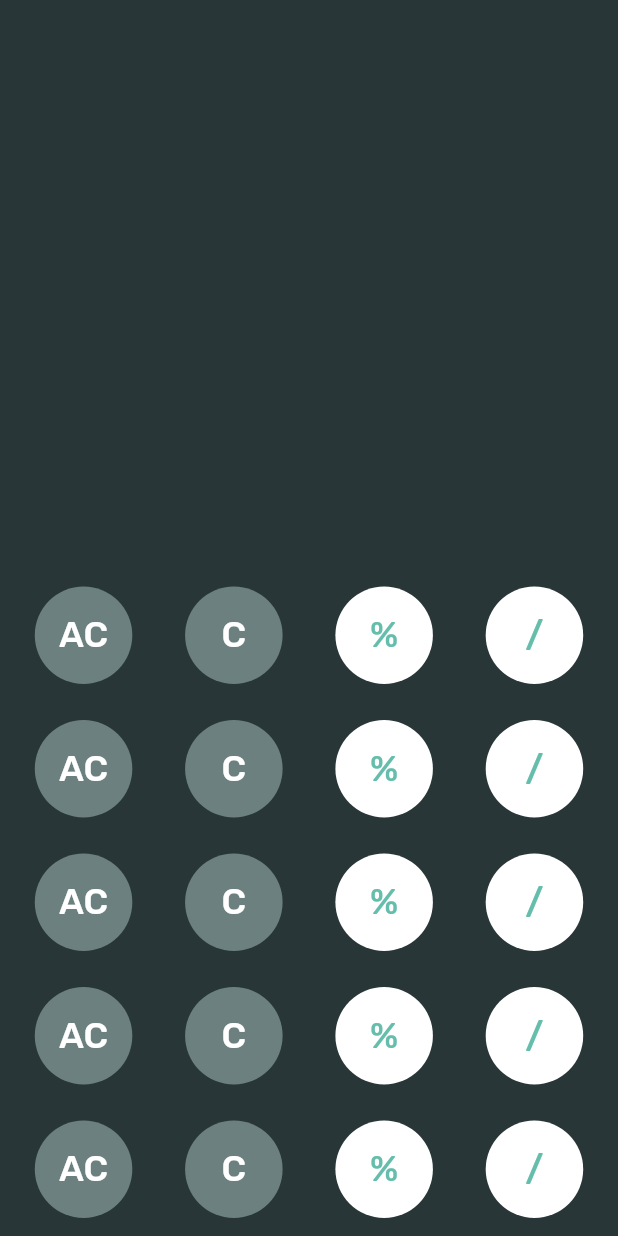
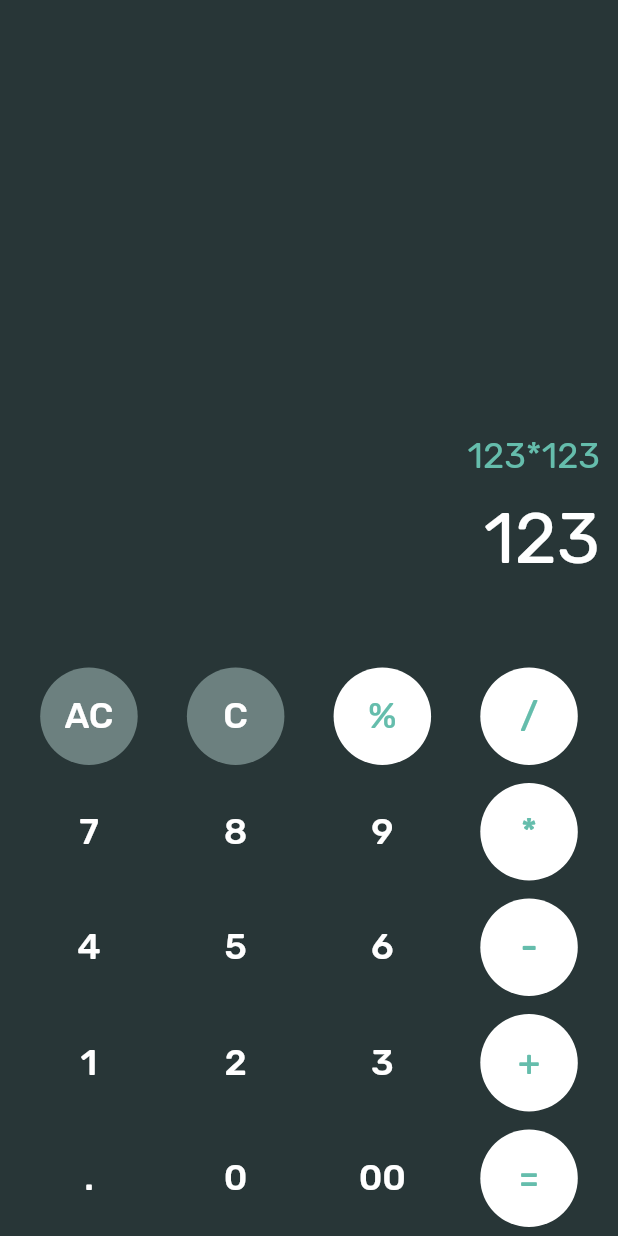
Before and after one commit to Mustafa-alsoffi/lite_calculator, a Flutter app: the screen it shows after launch, on a phone screen of 412 x 824 dp. Run offline on Flutter 3.47's test engine with Material 2 defaults, Android fonts, the light colour scheme and no system bars; our stand-ins replace google_fonts.

Commit message:
Building UI is done

```diff
--- a/lib/main.dart
+++ b/lib/main.dart
@@ -1,5 +1,6 @@
 import 'package:flutter/material.dart';
 import './widgets/CalcButton.dart';
+import 'package:google_fonts/google_fonts.dart';
 
 void main() {
   runApp(CalcApp());
@@ -10,6 +11,7 @@ class CalcApp extends StatelessWidget {
   final int btnUIColorGray = 0xFF6C807F;
   final int btnUIColorWhite = 0xFFFFFFFF;
   final int greenTextColor = 0xFF65BDAC;
+  final int grayTextColor = 0xFF545F61;
   @override
   Widget build(BuildContext context) {
     return MaterialApp(
@@ -19,6 +21,34 @@ class CalcApp extends StatelessWidget {
         body: Column(
           mainAxisAlignment: MainAxisAlignment.end,
           children: [
+            Container(
+              padding: EdgeInsets.only(right: 12),
+              child: Text(
+                '123*123',
+                style: GoogleFonts.rubik(
+                    textStyle: TextStyle(
+                      fontSize: 24,
+                    ),
+                    color: Color(greenTextColor)),
+              ),
+              alignment: Alignment(1, 1),
+            ),
+            Container(
+              padding: EdgeInsets.all(12),
+              child: Text(
+                '123',
+                style: GoogleFonts.rubik(
+                  textStyle: TextStyle(
+                    fontSize: 48,
+                  ),
+                  color: Colors.white,
+                ),
+              ),
+              alignment: Alignment(1, 1),
+            ),
+            SizedBox(
+              height: 40,
+            ),
             Row(
               mainAxisAlignment: MainAxisAlignment.spaceEvenly,
               children: [
@@ -46,22 +76,18 @@ class CalcApp extends StatelessWidget {
               mainAxisAlignment: MainAxisAlignment.spaceEvenly,
               children: [
                 CalcButton(
-                  text: 'AC',
-                  fillColor: 0xFF6C807F,
+                  text: '7',
                 ),
                 CalcButton(
-                  text: 'C',
-                  fillColor: 0xFF6C807F,
+                  text: '8',
                 ),
                 CalcButton(
-                  text: '%',
-                  fillColor: 0xFFFFFFFF,
-                  textColor: 0xFF65BDAC,
+                  text: '9',
                 ),
                 CalcButton(
-                  text: '/',
-                  fillColor: 0xFFFFFFFF,
-                  textColor: 0xFF65BDAC,
+                  text: '*',
+                  fillColor: btnUIColorWhite,
+                  textColor: greenTextColor,
                 ),
               ],
             ),
@@ -69,22 +95,18 @@ class CalcApp extends StatelessWidget {
               mainAxisAlignment: MainAxisAlignment.spaceEvenly,
               children: [
                 CalcButton(
-                  text: 'AC',
-                  fillColor: 0xFF6C807F,
+                  text: '4',
                 ),
                 CalcButton(
-                  text: 'C',
-                  fillColor: 0xFF6C807F,
+                  text: '5',
                 ),
                 CalcButton(
-                  text: '%',
-                  fillColor: 0xFFFFFFFF,
-                  textColor: 0xFF65BDAC,
+                  text: '6',
                 ),
                 CalcButton(
-                  text: '/',
-                  fillColor: 0xFFFFFFFF,
-                  textColor: 0xFF65BDAC,
+                  text: '-',
+                  fillColor: btnUIColorWhite,
+                  textColor: greenTextColor,
                 ),
               ],
             ),
@@ -92,22 +114,18 @@ class CalcApp extends StatelessWidget {
               mainAxisAlignment: MainAxisAlignment.spaceEvenly,
               children: [
                 CalcButton(
-                  text: 'AC',
-                  fillColor: 0xFF6C807F,
+                  text: '1',
                 ),
                 CalcButton(
-                  text: 'C',
-                  fillColor: 0xFF6C807F,
+                  text: '2',
                 ),
                 CalcButton(
-                  text: '%',
-                  fillColor: 0xFFFFFFFF,
-                  textColor: 0xFF65BDAC,
+                  text: '3',
                 ),
                 CalcButton(
-                  text: '/',
-                  fillColor: 0xFFFFFFFF,
-                  textColor: 0xFF65BDAC,
+                  text: '+',
+                  fillColor: btnUIColorWhite,
+                  textColor: greenTextColor,
                 ),
               ],
             ),
@@ -115,20 +133,16 @@ class CalcApp extends StatelessWidget {
               mainAxisAlignment: MainAxisAlignment.spaceEvenly,
               children: [
                 CalcButton(
-                  text: 'AC',
-                  fillColor: 0xFF6C807F,
+                  text: '.',
                 ),
                 CalcButton(
-                  text: 'C',
-                  fillColor: 0xFF6C807F,
+                  text: '0',
                 ),
                 CalcButton(
-                  text: '%',
-                  fillColor: 0xFFFFFFFF,
-                  textColor: 0xFF65BDAC,
+                  text: '00',
                 ),
                 CalcButton(
-                  text: '/',
+                  text: '=',
                   fillColor: 0xFFFFFFFF,
                   textColor: 0xFF65BDAC,
                 ),
--- a/lib/widgets/CalcButton.dart
+++ b/lib/widgets/CalcButton.dart
@@ -17,7 +17,7 @@ class CalcButton extends StatelessWidget {
   @override
   Widget build(BuildContext context) {
     return Container(
-      margin: EdgeInsets.all(12),
+      margin: EdgeInsets.all(6),
       child: SizedBox(
         width: 65,
         height: 65,
```
